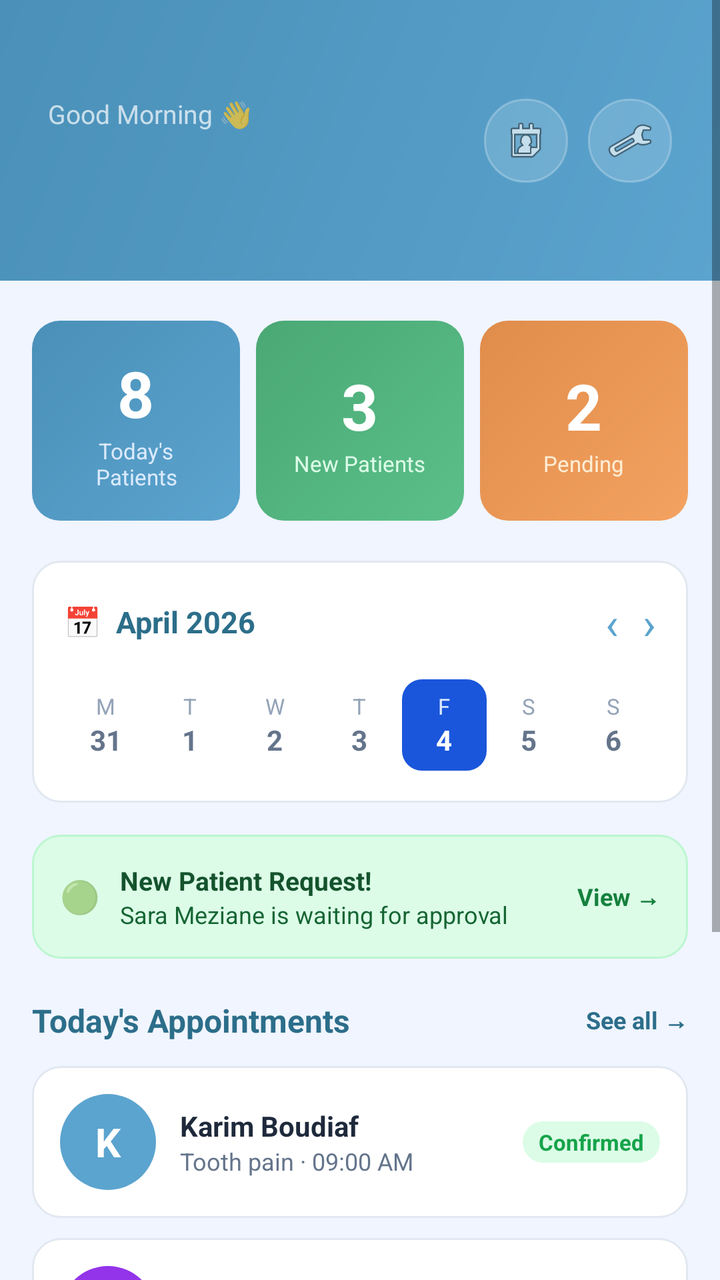
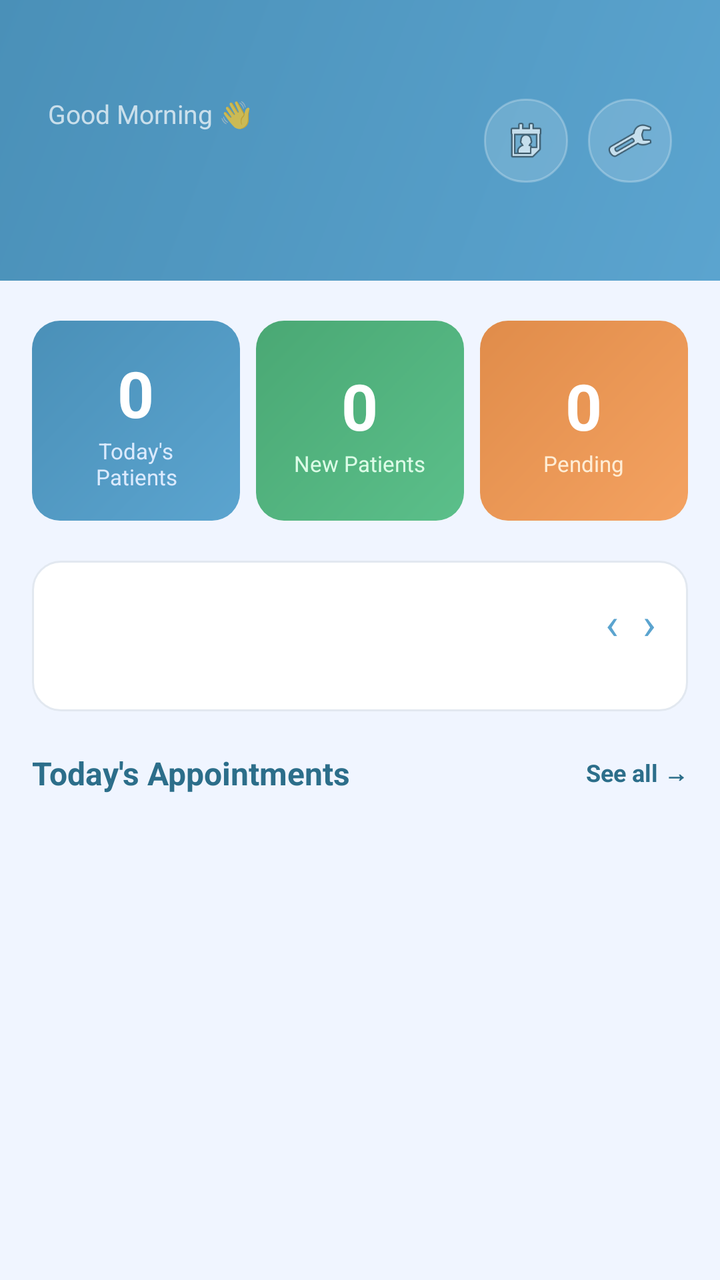

Compare the two renders of this Android layout. The source of the first and the diff that turns it into the second are given below.
<!-- AndroidManifest.xml: application theme Theme.Medinear -->
<!-- res/layout/activity_doctor_dashboard.xml -->
<?xml version="1.0" encoding="utf-8"?>
<ScrollView xmlns:android="http://schemas.android.com/apk/res/android"
    android:layout_width="match_parent"
    android:layout_height="match_parent"
    android:background="#F0F5FF"
    android:fillViewport="true">

    <LinearLayout
        android:layout_width="match_parent"
        android:layout_height="wrap_content"
        android:orientation="vertical">

        
        <LinearLayout
            android:layout_width="match_parent"
            android:layout_height="wrap_content"
            android:background="@drawable/bg_header_gradient"
            android:orientation="vertical"
            android:paddingStart="24dp"
            android:paddingEnd="24dp"
            android:paddingTop="48dp"
            android:paddingBottom="24dp">

            <LinearLayout
                android:layout_width="match_parent"
                android:layout_height="wrap_content"
                android:orientation="horizontal"
                android:gravity="center_vertical">

                <LinearLayout
                    android:layout_width="0dp"
                    android:layout_height="wrap_content"
                    android:layout_weight="1"
                    android:orientation="vertical">

                    <TextView
                        android:layout_width="wrap_content"
                        android:layout_height="wrap_content"
                        android:text="Good Morning 👋"
                        android:textColor="#B3FFFFFF"
                        android:textSize="13sp" />

                    <TextView
                        android:id="@+id/tv_doctor_name"
                        android:layout_width="wrap_content"
                        android:layout_height="wrap_content"
                        android:textColor="#FFFFFF"
                        android:textSize="20sp"
                        android:textStyle="bold" />

                </LinearLayout>
                <ImageView
                    android:id="@+id/iv_notification"
                    android:layout_width="42dp"
                    android:layout_height="42dp"
                    android:src="@android:drawable/ic_menu_my_calendar"
                    android:background="@drawable/bg_badge"
                    android:padding="9dp"
                    android:clickable="true"
                    android:focusable="true" />

                <ImageView
                    android:id="@+id/iv_profile"
                    android:layout_width="42dp"
                    android:layout_height="42dp"
                    android:src="@android:drawable/ic_menu_manage"
                    android:background="@drawable/bg_badge"
                    android:padding="9dp"
                    android:clickable="true"
                    android:focusable="true"
                    android:layout_marginStart="10dp" />

            </LinearLayout>

            <TextView
                android:id="@+id/tv_today_date"
                android:layout_width="wrap_content"
                android:layout_height="wrap_content"
                android:textColor="#DBEAFE"
                android:textSize="13sp"
                android:layout_marginTop="6dp" />

        </LinearLayout>

        
        <LinearLayout
            android:layout_width="match_parent"
            android:layout_height="wrap_content"
            android:orientation="horizontal"
            android:paddingStart="16dp"
            android:paddingEnd="16dp"
            android:paddingTop="20dp"
            android:paddingBottom="4dp"
            android:gravity="center">

            <LinearLayout
                android:layout_width="0dp"
                android:layout_height="100dp"
                android:layout_weight="1"
                android:orientation="vertical"
                android:gravity="center"
                android:background="@drawable/bg_card_blue"
                android:layout_marginEnd="8dp"
                android:padding="12dp">

                <TextView
                    android:id="@+id/tv_patient_count"
                    android:layout_width="wrap_content"
                    android:layout_height="wrap_content"
                    android:text="8"
                    android:textColor="#FFFFFF"
                    android:textSize="32sp"
                    android:textStyle="bold" />

                <TextView
                    android:layout_width="wrap_content"
                    android:layout_height="wrap_content"
                    android:text="Today's Patients"
                    android:textColor="#DBEAFE"
                    android:textSize="11sp"
                    android:gravity="center" />

            </LinearLayout>

            <LinearLayout
                android:layout_width="0dp"
                android:layout_height="100dp"
                android:layout_weight="1"
                android:orientation="vertical"
                android:gravity="center"
                android:background="@drawable/bg_card_green"
                android:layout_marginEnd="8dp"
                android:padding="12dp">

                <TextView
                    android:id="@+id/tv_new_count"
                    android:layout_width="wrap_content"
                    android:layout_height="wrap_content"
                    android:text="3"
                    android:textColor="#FFFFFF"
                    android:textSize="32sp"
                    android:textStyle="bold" />

                <TextView
                    android:layout_width="wrap_content"
                    android:layout_height="wrap_content"
                    android:text="New Patients"
                    android:textColor="#DCFCE7"
                    android:textSize="11sp"
                    android:gravity="center" />

            </LinearLayout>

            <LinearLayout
                android:layout_width="0dp"
                android:layout_height="100dp"
                android:layout_weight="1"
                android:orientation="vertical"
                android:gravity="center"
                android:background="@drawable/bg_card_orange"
                android:padding="12dp">

                <TextView
                    android:id="@+id/tv_pending_count"
                    android:layout_width="wrap_content"
                    android:layout_height="wrap_content"
                    android:text="2"
                    android:textColor="#FFFFFF"
                    android:textSize="32sp"
                    android:textStyle="bold" />

                <TextView
                    android:layout_width="wrap_content"
                    android:layout_height="wrap_content"
                    android:text="Pending"
                    android:textColor="#FFEDD5"
                    android:textSize="11sp"
                    android:gravity="center" />

            </LinearLayout>

        </LinearLayout>

        
        <LinearLayout
            android:layout_width="match_parent"
            android:layout_height="wrap_content"
            android:orientation="vertical"
            android:layout_marginStart="16dp"
            android:layout_marginEnd="16dp"
            android:layout_marginTop="16dp"
            android:padding="16dp"
            android:background="@drawable/bg_white_card">

            <LinearLayout
                android:layout_width="match_parent"
                android:layout_height="wrap_content"
                android:orientation="horizontal"
                android:gravity="center_vertical"
                android:layout_marginBottom="14dp">

                <TextView
                    android:layout_width="0dp"
                    android:layout_height="wrap_content"
                    android:layout_weight="1"
                    android:text="📅  April 2026"
                    android:textColor="#2C6E8A"
                    android:textSize="15sp"
                    android:textStyle="bold" />

                <TextView
                    android:id="@+id/tv_prev_week"
                    android:layout_width="wrap_content"
                    android:layout_height="wrap_content"
                    android:text="‹"
                    android:textColor="#5BA4CF"
                    android:textSize="22sp"
                    android:paddingEnd="12dp"
                    android:clickable="true"
                    android:focusable="true" />

                <TextView
                    android:id="@+id/tv_next_week"
                    android:layout_width="wrap_content"
                    android:layout_height="wrap_content"
                    android:text="›"
                    android:textColor="#5BA4CF"
                    android:textSize="22sp"
                    android:clickable="true"
                    android:focusable="true" />

            </LinearLayout>

            <LinearLayout
                android:layout_width="match_parent"
                android:layout_height="wrap_content"
                android:orientation="horizontal">

                <LinearLayout android:layout_width="0dp" android:layout_height="wrap_content"
                    android:layout_weight="1" android:orientation="vertical" android:gravity="center" android:padding="6dp">
                    <TextView android:layout_width="wrap_content" android:layout_height="wrap_content" android:text="M" android:textColor="#94A3B8" android:textSize="11sp"/>
                    <TextView android:layout_width="wrap_content" android:layout_height="wrap_content" android:text="31" android:textColor="#64748B" android:textSize="14sp" android:textStyle="bold"/>
                </LinearLayout>

                <LinearLayout android:layout_width="0dp" android:layout_height="wrap_content"
                    android:layout_weight="1" android:orientation="vertical" android:gravity="center" android:padding="6dp">
                    <TextView android:layout_width="wrap_content" android:layout_height="wrap_content" android:text="T" android:textColor="#94A3B8" android:textSize="11sp"/>
                    <TextView android:layout_width="wrap_content" android:layout_height="wrap_content" android:text="1" android:textColor="#64748B" android:textSize="14sp" android:textStyle="bold"/>
                </LinearLayout>

                <LinearLayout android:layout_width="0dp" android:layout_height="wrap_content"
                    android:layout_weight="1" android:orientation="vertical" android:gravity="center" android:padding="6dp">
                    <TextView android:layout_width="wrap_content" android:layout_height="wrap_content" android:text="W" android:textColor="#94A3B8" android:textSize="11sp"/>
                    <TextView android:layout_width="wrap_content" android:layout_height="wrap_content" android:text="2" android:textColor="#64748B" android:textSize="14sp" android:textStyle="bold"/>
                </LinearLayout>

                <LinearLayout android:layout_width="0dp" android:layout_height="wrap_content"
                    android:layout_weight="1" android:orientation="vertical" android:gravity="center" android:padding="6dp">
                    <TextView android:layout_width="wrap_content" android:layout_height="wrap_content" android:text="T" android:textColor="#94A3B8" android:textSize="11sp"/>
                    <TextView android:layout_width="wrap_content" android:layout_height="wrap_content" android:text="3" android:textColor="#64748B" android:textSize="14sp" android:textStyle="bold"/>
                </LinearLayout>

                <LinearLayout android:layout_width="0dp" android:layout_height="wrap_content"
                    android:layout_weight="1" android:orientation="vertical" android:gravity="center"
                    android:background="@drawable/bg_day_selected" android:padding="6dp">
                    <TextView android:layout_width="wrap_content" android:layout_height="wrap_content" android:text="F" android:textColor="#DBEAFE" android:textSize="11sp"/>
                    <TextView android:layout_width="wrap_content" android:layout_height="wrap_content" android:text="4" android:textColor="#FFFFFF" android:textSize="14sp" android:textStyle="bold"/>
                </LinearLayout>

                <LinearLayout android:layout_width="0dp" android:layout_height="wrap_content"
                    android:layout_weight="1" android:orientation="vertical" android:gravity="center" android:padding="6dp">
                    <TextView android:layout_width="wrap_content" android:layout_height="wrap_content" android:text="S" android:textColor="#94A3B8" android:textSize="11sp"/>
                    <TextView android:layout_width="wrap_content" android:layout_height="wrap_content" android:text="5" android:textColor="#64748B" android:textSize="14sp" android:textStyle="bold"/>
                </LinearLayout>

                <LinearLayout android:layout_width="0dp" android:layout_height="wrap_content"
                    android:layout_weight="1" android:orientation="vertical" android:gravity="center" android:padding="6dp">
                    <TextView android:layout_width="wrap_content" android:layout_height="wrap_content" android:text="S" android:textColor="#94A3B8" android:textSize="11sp"/>
                    <TextView android:layout_width="wrap_content" android:layout_height="wrap_content" android:text="6" android:textColor="#64748B" android:textSize="14sp" android:textStyle="bold"/>
                </LinearLayout>

            </LinearLayout>
        </LinearLayout>

        
        <LinearLayout
            android:layout_width="match_parent"
            android:layout_height="wrap_content"
            android:orientation="horizontal"
            android:gravity="center_vertical"
            android:background="@drawable/bg_alert_green"
            android:layout_marginStart="16dp"
            android:layout_marginEnd="16dp"
            android:layout_marginTop="16dp"
            android:padding="14dp">

            <TextView
                android:layout_width="wrap_content"
                android:layout_height="wrap_content"
                android:text="🟢"
                android:textSize="16sp"
                android:layout_marginEnd="10dp" />

            <LinearLayout
                android:layout_width="0dp"
                android:layout_height="wrap_content"
                android:layout_weight="1"
                android:orientation="vertical">

                <TextView
                    android:layout_width="wrap_content"
                    android:layout_height="wrap_content"
                    android:text="New Patient Request!"
                    android:textColor="#14532D"
                    android:textSize="13sp"
                    android:textStyle="bold" />

                <TextView
                    android:layout_width="wrap_content"
                    android:layout_height="wrap_content"
                    android:text="Sara Meziane is waiting for approval"
                    android:textColor="#166534"
                    android:textSize="12sp" />

            </LinearLayout>

            <TextView
                android:id="@+id/tv_view_request"
                android:layout_width="wrap_content"
                android:layout_height="wrap_content"
                android:text="View →"
                android:textColor="#15803D"
                android:textSize="12sp"
                android:textStyle="bold"
                android:clickable="true"
                android:focusable="true" />

        </LinearLayout>

        
        <LinearLayout
            android:layout_width="match_parent"
            android:layout_height="wrap_content"
            android:orientation="vertical"
            android:paddingStart="16dp"
            android:paddingEnd="16dp"
            android:paddingTop="20dp"
            android:paddingBottom="8dp">

            <LinearLayout
                android:layout_width="match_parent"
                android:layout_height="wrap_content"
                android:orientation="horizontal"
                android:gravity="center_vertical"
                android:layout_marginBottom="12dp">

                <TextView
                    android:layout_width="0dp"
                    android:layout_height="wrap_content"
                    android:layout_weight="1"
                    android:text="Today's Appointments"
                    android:textColor="#2C6E8A"
                    android:textSize="16sp"
                    android:textStyle="bold" />

                <TextView
                    android:id="@+id/tv_see_all"
                    android:layout_width="wrap_content"
                    android:layout_height="wrap_content"
                    android:text="See all →"
                    android:textColor="#2C6E8A"
                    android:textSize="12sp"
                    android:textStyle="bold"
                    android:clickable="true"
                    android:focusable="true" />

            </LinearLayout>

            
            <LinearLayout
                android:id="@+id/appointment_item_1"
                android:layout_width="match_parent"
                android:layout_height="wrap_content"
                android:orientation="horizontal"
                android:gravity="center_vertical"
                android:background="@drawable/bg_white_card"
                android:padding="14dp"
                android:clickable="true"
                android:focusable="true"
                android:layout_marginBottom="10dp">

                <TextView
                    android:layout_width="48dp"
                    android:layout_height="48dp"
                    android:gravity="center"
                    android:text="K"
                    android:textColor="#FFFFFF"
                    android:textSize="20sp"
                    android:textStyle="bold"
                    android:background="@drawable/bg_avatar_circle"
                    android:backgroundTint="#5BA4CF"
                    android:layout_marginEnd="12dp" />

                <LinearLayout
                    android:layout_width="0dp"
                    android:layout_height="wrap_content"
                    android:layout_weight="1"
                    android:orientation="vertical">

                    <TextView
                        android:layout_width="wrap_content"
                        android:layout_height="wrap_content"
                        android:text="Karim Boudiaf"
                        android:textColor="#1E293B"
                        android:textSize="14sp"
                        android:textStyle="bold" />

                    <TextView
                        android:layout_width="wrap_content"
                        android:layout_height="wrap_content"
                        android:text="Tooth pain · 09:00 AM"
                        android:textColor="#64748B"
                        android:textSize="12sp" />

                </LinearLayout>

                <TextView
                    android:layout_width="wrap_content"
                    android:layout_height="wrap_content"
                    android:text="Confirmed"
                    android:textColor="#16A34A"
                    android:textSize="11sp"
                    android:textStyle="bold"
                    android:background="@drawable/bg_tag_green"
                    android:paddingStart="8dp"
                    android:paddingEnd="8dp"
                    android:paddingTop="3dp"
                    android:paddingBottom="3dp" />

            </LinearLayout>

            
            <LinearLayout
                android:id="@+id/appointment_item_2"
                android:layout_width="match_parent"
                android:layout_height="wrap_content"
                android:orientation="horizontal"
                android:gravity="center_vertical"
                android:background="@drawable/bg_white_card"
                android:padding="14dp"
                android:clickable="true"
                android:focusable="true"
                android:layout_marginBottom="10dp">

                <TextView
                    android:layout_width="48dp"
                    android:layout_height="48dp"
                    android:gravity="center"
                    android:text="S"
                    android:textColor="#FFFFFF"
                    android:textSize="20sp"
                    android:textStyle="bold"
                    android:background="@drawable/bg_avatar_circle"
                    android:backgroundTint="#9333EA"
                    android:layout_marginEnd="12dp" />

                <LinearLayout
                    android:layout_width="0dp"
                    android:layout_height="wrap_content"
                    android:layout_weight="1"
                    android:orientation="vertical">

                    <TextView
                        android:layout_width="wrap_content"
                        android:layout_height="wrap_content"
                        android:text="Sara Meziane"
                        android:textColor="#1E293B"
                        android:textSize="14sp"
                        android:textStyle="bold" />

                    <TextView
                        android:layout_width="wrap_content"
                        android:layout_height="wrap_content"
                        android:text="Eye check-up · 10:30 AM"
                        android:textColor="#64748B"
                        android:textSize="12sp" />

                </LinearLayout>

                <TextView
                    android:layout_width="wrap_content"
                    android:layout_height="wrap_content"
                    android:text="New"
                    android:textColor="#EA580C"
                    android:textSize="11sp"
                    android:textStyle="bold"
                    android:background="@drawable/bg_tag_orange"
                    android:paddingStart="8dp"
                    android:paddingEnd="8dp"
                    android:paddingTop="3dp"
                    android:paddingBottom="3dp" />

            </LinearLayout>

            
            <LinearLayout
                android:id="@+id/appointment_item_3"
                android:layout_width="match_parent"
                android:layout_height="wrap_content"
                android:orientation="horizontal"
                android:gravity="center_vertical"
                android:background="@drawable/bg_white_card"
                android:padding="14dp"
                android:clickable="true"
                android:focusable="true"
                android:layout_marginBottom="10dp">

                <TextView
                    android:layout_width="48dp"
                    android:layout_height="48dp"
                    android:gravity="center"
                    android:text="O"
                    android:textColor="#FFFFFF"
                    android:textSize="20sp"
                    android:textStyle="bold"
                    android:background="@drawable/bg_avatar_circle"
                    android:backgroundTint="#0891B2"
                    android:layout_marginEnd="12dp" />

                <LinearLayout
                    android:layout_width="0dp"
                    android:layout_height="wrap_content"
                    android:layout_weight="1"
                    android:orientation="vertical">

                    <TextView
                        android:layout_width="wrap_content"
                        android:layout_height="wrap_content"
                        android:text="Omar Hadj Ali"
                        android:textColor="#1E293B"
                        android:textSize="14sp"
                        android:textStyle="bold" />

                    <TextView
                        android:layout_width="wrap_content"
                        android:layout_height="wrap_content"
                        android:text="Follow-up · 02:00 PM"
                        android:textColor="#64748B"
                        android:textSize="12sp" />

                </LinearLayout>

                <TextView
                    android:layout_width="wrap_content"
                    android:layout_height="wrap_content"
                    android:text="Confirmed"
                    android:textColor="#16A34A"
                    android:textSize="11sp"
                    android:textStyle="bold"
                    android:background="@drawable/bg_tag_green"
                    android:paddingStart="8dp"
                    android:paddingEnd="8dp"
                    android:paddingTop="3dp"
                    android:paddingBottom="3dp" />

            </LinearLayout>

        </LinearLayout>

        <View
            android:layout_width="match_parent"
            android:layout_height="80dp" />

    </LinearLayout>
</ScrollView>
<!-- resources referenced by this layout -->
<resources>
  <!-- drawable bg_alert_green (drawable) -->
  <?xml version="1.0" encoding="utf-8"?>
  <shape xmlns:android="http://schemas.android.com/apk/res/android"
      android:shape="rectangle">
      <solid android:color="#DCFCE7" />
      <corners android:radius="14dp" />
      <stroke android:width="1dp" android:color="#BBF7D0" />
  </shape>
  <!-- drawable bg_avatar_circle (drawable) -->
  <?xml version="1.0" encoding="utf-8"?>
  <shape xmlns:android="http://schemas.android.com/apk/res/android"
      android:shape="oval">
      <solid android:color="#1A56DB" />
  </shape>
      
  <!-- drawable bg_badge (drawable) -->
  <?xml version="1.0" encoding="utf-8"?>
  <shape xmlns:android="http://schemas.android.com/apk/res/android"
      android:shape="rectangle">
  
      <solid android:color="#26FFFFFF" />
  
      <stroke
          android:width="1dp"
          android:color="#40FFFFFF" />
  
      <corners android:radius="20dp" />
  
  </shape>
  
  <!-- drawable bg_card_blue (drawable) -->
  <?xml version="1.0" encoding="utf-8"?>
  <shape xmlns:android="http://schemas.android.com/apk/res/android"
      android:shape="rectangle">
      <gradient android:type="linear" android:angle="135"
          android:startColor="#5BA4CF" android:endColor="#4A90B8" />
      <corners android:radius="14dp" />
  </shape>
  <!-- drawable bg_card_green (drawable) -->
  <?xml version="1.0" encoding="utf-8"?>
  <shape xmlns:android="http://schemas.android.com/apk/res/android"
      android:shape="rectangle">
      <gradient android:type="linear" android:angle="135"
          android:startColor="#5BBF8A" android:endColor="#4AA874" />
      <corners android:radius="14dp" />
  </shape>
  <!-- drawable bg_card_orange (drawable) -->
  <?xml version="1.0" encoding="utf-8"?>
  <shape xmlns:android="http://schemas.android.com/apk/res/android"
      android:shape="rectangle">
      <gradient android:type="linear" android:angle="135"
          android:startColor="#F4A261" android:endColor="#E08C4A" />
      <corners android:radius="14dp" />
  </shape>
  <!-- drawable bg_day_selected (drawable) -->
  <?xml version="1.0" encoding="utf-8"?>
  <shape xmlns:android="http://schemas.android.com/apk/res/android"
      android:shape="rectangle">
      <solid android:color="#1A56DB" />
      <corners android:radius="10dp" />
  </shape>
  <!-- drawable bg_header_gradient (drawable) -->
  <?xml version="1.0" encoding="utf-8"?>
  <shape xmlns:android="http://schemas.android.com/apk/res/android"
      android:shape="rectangle">
      <gradient
          android:type="linear"
          android:angle="135"
          android:startColor="#5BA4CF"
          android:endColor="#4A90B8" />
  </shape>
  <!-- drawable bg_tag_green (drawable) -->
  <?xml version="1.0" encoding="utf-8"?>
  <shape xmlns:android="http://schemas.android.com/apk/res/android"
      android:shape="rectangle">
      <solid android:color="#DCFCE7" />
      <corners android:radius="20dp" />
  </shape>
  <!-- drawable bg_tag_orange (drawable) -->
  <?xml version="1.0" encoding="utf-8"?>
  <shape xmlns:android="http://schemas.android.com/apk/res/android"
      android:shape="rectangle">
      <solid android:color="#FFEDD5" />
      <corners android:radius="20dp" />
  </shape>
  <!-- drawable bg_white_card (drawable) -->
  <?xml version="1.0" encoding="utf-8"?>
  <shape xmlns:android="http://schemas.android.com/apk/res/android"
      android:shape="rectangle">
      <solid android:color="#FFFFFF" />
      <corners android:radius="14dp" />
      <stroke android:width="1dp" android:color="#E2E8F0" />
  </shape>
  <style name="Theme.Medinear" parent="Theme.MaterialComponents.Light.NoActionBar">
      </style>
</resources>

<!-- the commit's change to res/layout/activity_doctor_dashboard.xml (unified diff, before → after) -->
@@ -44,11 +44,13 @@
                         android:id="@+id/tv_doctor_name"
                         android:layout_width="wrap_content"
                         android:layout_height="wrap_content"
+                        android:text=""
                         android:textColor="#FFFFFF"
                         android:textSize="20sp"
                         android:textStyle="bold" />
 
                 </LinearLayout>
+
                 <ImageView
                     android:id="@+id/iv_notification"
                     android:layout_width="42dp"
@@ -76,6 +78,7 @@
                 android:id="@+id/tv_today_date"
                 android:layout_width="wrap_content"
                 android:layout_height="wrap_content"
+                android:text=""
                 android:textColor="#DBEAFE"
                 android:textSize="13sp"
                 android:layout_marginTop="6dp" />
@@ -107,7 +110,7 @@
                     android:id="@+id/tv_patient_count"
                     android:layout_width="wrap_content"
                     android:layout_height="wrap_content"
-                    android:text="8"
+                    android:text="0"
                     android:textColor="#FFFFFF"
                     android:textSize="32sp"
                     android:textStyle="bold" />
@@ -136,7 +139,7 @@
                     android:id="@+id/tv_new_count"
                     android:layout_width="wrap_content"
                     android:layout_height="wrap_content"
-                    android:text="3"
+                    android:text="0"
                     android:textColor="#FFFFFF"
                     android:textSize="32sp"
                     android:textStyle="bold" />
@@ -164,7 +167,7 @@
                     android:id="@+id/tv_pending_count"
                     android:layout_width="wrap_content"
                     android:layout_height="wrap_content"
-                    android:text="2"
+                    android:text="0"
                     android:textColor="#FFFFFF"
                     android:textSize="32sp"
                     android:textStyle="bold" />
@@ -200,10 +203,11 @@
                 android:layout_marginBottom="14dp">
 
                 <TextView
+                    android:id="@+id/tv_cal_month"
                     android:layout_width="0dp"
                     android:layout_height="wrap_content"
                     android:layout_weight="1"
-                    android:text="📅  April 2026"
+                    android:text=""
                     android:textColor="#2C6E8A"
                     android:textSize="15sp"
                     android:textStyle="bold" />
@@ -231,59 +235,18 @@
 
             </LinearLayout>
 
-            <LinearLayout
-                android:layout_width="match_parent"
-                android:layout_height="wrap_content"
-                android:orientation="horizontal">
-
-                <LinearLayout android:layout_width="0dp" android:layout_height="wrap_content"
-                    android:layout_weight="1" android:orientation="vertical" android:gravity="center" android:padding="6dp">
-                    <TextView android:layout_width="wrap_content" android:layout_height="wrap_content" android:text="M" android:textColor="#94A3B8" android:textSize="11sp"/>
-                    <TextView android:layout_width="wrap_content" android:layout_height="wrap_content" android:text="31" android:textColor="#64748B" android:textSize="14sp" android:textStyle="bold"/>
-                </LinearLayout>
-
-                <LinearLayout android:layout_width="0dp" android:layout_height="wrap_content"
-                    android:layout_weight="1" android:orientation="vertical" android:gravity="center" android:padding="6dp">
-                    <TextView android:layout_width="wrap_content" android:layout_height="wrap_content" android:text="T" android:textColor="#94A3B8" android:textSize="11sp"/>
-                    <TextView android:layout_width="wrap_content" android:layout_height="wrap_content" android:text="1" android:textColor="#64748B" android:textSize="14sp" android:textStyle="bold"/>
-                </LinearLayout>
-
-                <LinearLayout android:layout_width="0dp" android:layout_height="wrap_content"
-                    android:layout_weight="1" android:orientation="vertical" android:gravity="center" android:padding="6dp">
-                    <TextView android:layout_width="wrap_content" android:layout_height="wrap_content" android:text="W" android:textColor="#94A3B8" android:textSize="11sp"/>
-                    <TextView android:layout_width="wrap_content" android:layout_height="wrap_content" android:text="2" android:textColor="#64748B" android:textSize="14sp" android:textStyle="bold"/>
-                </LinearLayout>
-
-                <LinearLayout android:layout_width="0dp" android:layout_height="wrap_content"
-                    android:layout_weight="1" android:orientation="vertical" android:gravity="center" android:padding="6dp">
-                    <TextView android:layout_width="wrap_content" android:layout_height="wrap_content" android:text="T" android:textColor="#94A3B8" android:textSize="11sp"/>
-                    <TextView android:layout_width="wrap_content" android:layout_height="wrap_content" android:text="3" android:textColor="#64748B" android:textSize="14sp" android:textStyle="bold"/>
-                </LinearLayout>
-
-                <LinearLayout android:layout_width="0dp" android:layout_height="wrap_content"
-                    android:layout_weight="1" android:orientation="vertical" android:gravity="center"
-                    android:background="@drawable/bg_day_selected" android:padding="6dp">
-                    <TextView android:layout_width="wrap_content" android:layout_height="wrap_content" android:text="F" android:textColor="#DBEAFE" android:textSize="11sp"/>
-                    <TextView android:layout_width="wrap_content" android:layout_height="wrap_content" android:text="4" android:textColor="#FFFFFF" android:textSize="14sp" android:textStyle="bold"/>
-                </LinearLayout>
-
-                <LinearLayout android:layout_width="0dp" android:layout_height="wrap_content"
-                    android:layout_weight="1" android:orientation="vertical" android:gravity="center" android:padding="6dp">
-                    <TextView android:layout_width="wrap_content" android:layout_height="wrap_content" android:text="S" android:textColor="#94A3B8" android:textSize="11sp"/>
-                    <TextView android:layout_width="wrap_content" android:layout_height="wrap_content" android:text="5" android:textColor="#64748B" android:textSize="14sp" android:textStyle="bold"/>
-                </LinearLayout>
-
-                <LinearLayout android:layout_width="0dp" android:layout_height="wrap_content"
-                    android:layout_weight="1" android:orientation="vertical" android:gravity="center" android:padding="6dp">
-                    <TextView android:layout_width="wrap_content" android:layout_height="wrap_content" android:text="S" android:textColor="#94A3B8" android:textSize="11sp"/>
-                    <TextView android:layout_width="wrap_content" android:layout_height="wrap_content" android:text="6" android:textColor="#64748B" android:textSize="14sp" android:textStyle="bold"/>
-                </LinearLayout>
-
-            </LinearLayout>
-        </LinearLayout>
-
-        
-        <LinearLayout
+            
+            <LinearLayout
+                android:id="@+id/calendarRow"
+                android:layout_width="match_parent"
+                android:layout_height="wrap_content"
+                android:orientation="horizontal"/>
+
+        </LinearLayout>
+
+        
+        <LinearLayout
+            android:id="@+id/layoutNewRequest"
             android:layout_width="match_parent"
             android:layout_height="wrap_content"
             android:orientation="horizontal"
@@ -292,7 +255,8 @@
             android:layout_marginStart="16dp"
             android:layout_marginEnd="16dp"
             android:layout_marginTop="16dp"
-            android:padding="14dp">
+            android:padding="14dp"
+            android:visibility="gone">
 
             <TextView
                 android:layout_width="wrap_content"
@@ -316,9 +280,10 @@
                     android:textStyle="bold" />
 
                 <TextView
-                    android:layout_width="wrap_content"
-                    android:layout_height="wrap_content"
-                    android:text="Sara Meziane is waiting for approval"
+                    android:id="@+id/tv_new_request_name"
+                    android:layout_width="wrap_content"
+                    android:layout_height="wrap_content"
+                    android:text=""
                     android:textColor="#166534"
                     android:textSize="12sp" />
 
@@ -378,192 +343,10 @@
 
             
             <LinearLayout
-                android:id="@+id/appointment_item_1"
-                android:layout_width="match_parent"
-                android:layout_height="wrap_content"
-                android:orientation="horizontal"
-                android:gravity="center_vertical"
-                android:background="@drawable/bg_white_card"
-                android:padding="14dp"
-                android:clickable="true"
-                android:focusable="true"
-                android:layout_marginBottom="10dp">
-
-                <TextView
-                    android:layout_width="48dp"
-                    android:layout_height="48dp"
-                    android:gravity="center"
-                    android:text="K"
-                    android:textColor="#FFFFFF"
-                    android:textSize="20sp"
-                    android:textStyle="bold"
-                    android:background="@drawable/bg_avatar_circle"
-                    android:backgroundTint="#5BA4CF"
-                    android:layout_marginEnd="12dp" />
-
-                <LinearLayout
-                    android:layout_width="0dp"
-                    android:layout_height="wrap_content"
-                    android:layout_weight="1"
-                    android:orientation="vertical">
-
-                    <TextView
-                        android:layout_width="wrap_content"
-                        android:layout_height="wrap_content"
-                        android:text="Karim Boudiaf"
-                        android:textColor="#1E293B"
-                        android:textSize="14sp"
-                        android:textStyle="bold" />
-
-                    <TextView
-                        android:layout_width="wrap_content"
-                        android:layout_height="wrap_content"
-                        android:text="Tooth pain · 09:00 AM"
-                        android:textColor="#64748B"
-                        android:textSize="12sp" />
-
-                </LinearLayout>
-
-                <TextView
-                    android:layout_width="wrap_content"
-                    android:layout_height="wrap_content"
-                    android:text="Confirmed"
-                    android:textColor="#16A34A"
-                    android:textSize="11sp"
-                    android:textStyle="bold"
-                    android:background="@drawable/bg_tag_green"
-                    android:paddingStart="8dp"
-                    android:paddingEnd="8dp"
-                    android:paddingTop="3dp"
-                    android:paddingBottom="3dp" />
-
-            </LinearLayout>
-
-            
-            <LinearLayout
-                android:id="@+id/appointment_item_2"
-                android:layout_width="match_parent"
-                android:layout_height="wrap_content"
-                android:orientation="horizontal"
-                android:gravity="center_vertical"
-                android:background="@drawable/bg_white_card"
-                android:padding="14dp"
-                android:clickable="true"
-                android:focusable="true"
-                android:layout_marginBottom="10dp">
-
-                <TextView
-                    android:layout_width="48dp"
-                    android:layout_height="48dp"
-                    android:gravity="center"
-                    android:text="S"
-                    android:textColor="#FFFFFF"
-                    android:textSize="20sp"
-                    android:textStyle="bold"
-                    android:background="@drawable/bg_avatar_circle"
-                    android:backgroundTint="#9333EA"
-                    android:layout_marginEnd="12dp" />
-
-                <LinearLayout
-                    android:layout_width="0dp"
-                    android:layout_height="wrap_content"
-                    android:layout_weight="1"
-                    android:orientation="vertical">
-
-                    <TextView
-                        android:layout_width="wrap_content"
-                        android:layout_height="wrap_content"
-                        android:text="Sara Meziane"
-                        android:textColor="#1E293B"
-                        android:textSize="14sp"
-                        android:textStyle="bold" />
-
-                    <TextView
-                        android:layout_width="wrap_content"
-                        android:layout_height="wrap_content"
-                        android:text="Eye check-up · 10:30 AM"
-                        android:textColor="#64748B"
-                        android:textSize="12sp" />
-
-                </LinearLayout>
-
-                <TextView
-                    android:layout_width="wrap_content"
-                    android:layout_height="wrap_content"
-                    android:text="New"
-                    android:textColor="#EA580C"
-                    android:textSize="11sp"
-                    android:textStyle="bold"
-                    android:background="@drawable/bg_tag_orange"
-                    android:paddingStart="8dp"
-                    android:paddingEnd="8dp"
-                    android:paddingTop="3dp"
-                    android:paddingBottom="3dp" />
-
-            </LinearLayout>
-
-            
-            <LinearLayout
-                android:id="@+id/appointment_item_3"
-                android:layout_width="match_parent"
-                android:layout_height="wrap_content"
-                android:orientation="horizontal"
-                android:gravity="center_vertical"
-                android:background="@drawable/bg_white_card"
-                android:padding="14dp"
-                android:clickable="true"
-                android:focusable="true"
-                android:layout_marginBottom="10dp">
-
-                <TextView
-                    android:layout_width="48dp"
-                    android:layout_height="48dp"
-                    android:gravity="center"
-                    android:text="O"
-                    android:textColor="#FFFFFF"
-                    android:textSize="20sp"
-                    android:textStyle="bold"
-                    android:background="@drawable/bg_avatar_circle"
-                    android:backgroundTint="#0891B2"
-                    android:layout_marginEnd="12dp" />
-
-                <LinearLayout
-                    android:layout_width="0dp"
-                    android:layout_height="wrap_content"
-                    android:layout_weight="1"
-                    android:orientation="vertical">
-
-                    <TextView
-                        android:layout_width="wrap_content"
-                        android:layout_height="wrap_content"
-                        android:text="Omar Hadj Ali"
-                        android:textColor="#1E293B"
-                        android:textSize="14sp"
-                        android:textStyle="bold" />
-
-                    <TextView
-                        android:layout_width="wrap_content"
-                        android:layout_height="wrap_content"
-                        android:text="Follow-up · 02:00 PM"
-                        android:textColor="#64748B"
-                        android:textSize="12sp" />
-
-                </LinearLayout>
-
-                <TextView
-                    android:layout_width="wrap_content"
-                    android:layout_height="wrap_content"
-                    android:text="Confirmed"
-                    android:textColor="#16A34A"
-                    android:textSize="11sp"
-                    android:textStyle="bold"
-                    android:background="@drawable/bg_tag_green"
-                    android:paddingStart="8dp"
-                    android:paddingEnd="8dp"
-                    android:paddingTop="3dp"
-                    android:paddingBottom="3dp" />
-
-            </LinearLayout>
+                android:id="@+id/appointmentsList"
+                android:layout_width="match_parent"
+                android:layout_height="wrap_content"
+                android:orientation="vertical"/>
 
         </LinearLayout>
 
<!-- resource entries referenced after the edit -->
@@ -8,13 +8,6 @@
       <corners android:radius="14dp" />
       <stroke android:width="1dp" android:color="#BBF7D0" />
   </shape>
-  <!-- drawable bg_avatar_circle (drawable) -->
-  <?xml version="1.0" encoding="utf-8"?>
-  <shape xmlns:android="http://schemas.android.com/apk/res/android"
-      android:shape="oval">
-      <solid android:color="#1A56DB" />
-  </shape>
-      
   <!-- drawable bg_badge (drawable) -->
   <?xml version="1.0" encoding="utf-8"?>
   <shape xmlns:android="http://schemas.android.com/apk/res/android"
@@ -54,13 +47,6 @@
           android:startColor="#F4A261" android:endColor="#E08C4A" />
       <corners android:radius="14dp" />
   </shape>
-  <!-- drawable bg_day_selected (drawable) -->
-  <?xml version="1.0" encoding="utf-8"?>
-  <shape xmlns:android="http://schemas.android.com/apk/res/android"
-      android:shape="rectangle">
-      <solid android:color="#1A56DB" />
-      <corners android:radius="10dp" />
-  </shape>
   <!-- drawable bg_header_gradient (drawable) -->
   <?xml version="1.0" encoding="utf-8"?>
   <shape xmlns:android="http://schemas.android.com/apk/res/android"
@@ -70,20 +56,6 @@
           android:angle="135"
           android:startColor="#5BA4CF"
           android:endColor="#4A90B8" />
-  </shape>
-  <!-- drawable bg_tag_green (drawable) -->
-  <?xml version="1.0" encoding="utf-8"?>
-  <shape xmlns:android="http://schemas.android.com/apk/res/android"
-      android:shape="rectangle">
-      <solid android:color="#DCFCE7" />
-      <corners android:radius="20dp" />
-  </shape>
-  <!-- drawable bg_tag_orange (drawable) -->
-  <?xml version="1.0" encoding="utf-8"?>
-  <shape xmlns:android="http://schemas.android.com/apk/res/android"
-      android:shape="rectangle">
-      <solid android:color="#FFEDD5" />
-      <corners android:radius="20dp" />
   </shape>
   <!-- drawable bg_white_card (drawable) -->
   <?xml version="1.0" encoding="utf-8"?>
